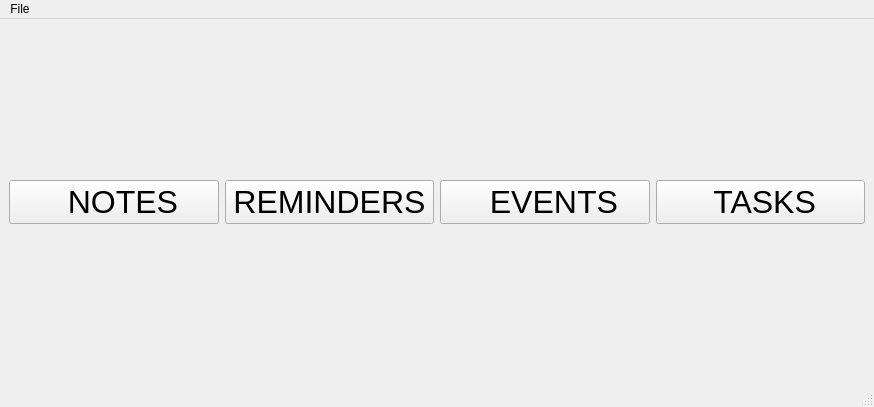
Old version of the form dashboard.ui in the repository razashahid107/NOTEPAD-QT.
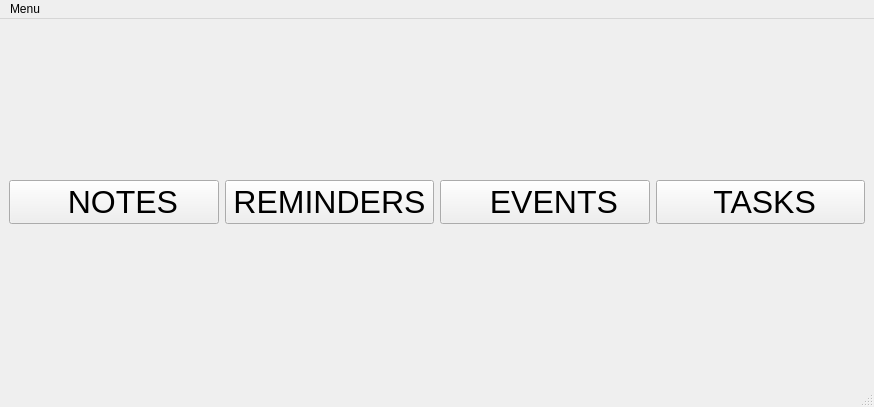
New version of the form. Icons and pictures are not drawn.

Commit message: Going towards finale

The edit to the form file:
```diff
--- a/dashboard.ui
+++ b/dashboard.ui
@@ -144,7 +144,7 @@
    </property>
    <widget class="QMenu" name="menuFile">
     <property name="title">
-     <string>File</string>
+     <string>Menu</string>
     </property>
     <addaction name="actionLogout"/>
    </widget>
```
The commit also changes 1 other file.
